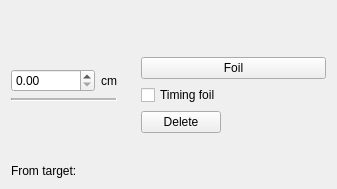
JYU-IBA/potku, file ui_files/ui_foil_widget.ui: the form before one commit.
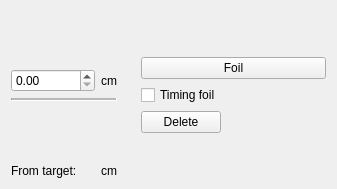
The form after the commit.

Commit message: Detetor foil distances are shown in cm in the dialog, but still saved as mm.

What changed in the file:
```diff
--- a/ui_files/ui_foil_widget.ui
+++ b/ui_files/ui_foil_widget.ui
@@ -89,6 +89,13 @@
          </property>
         </widget>
        </item>
+       <item>
+        <widget class="QLabel" name="label_3">
+         <property name="text">
+          <string>cm</string>
+         </property>
+        </widget>
+       </item>
       </layout>
      </item>
     </layout>
```
The commit also changes 2 other files.
